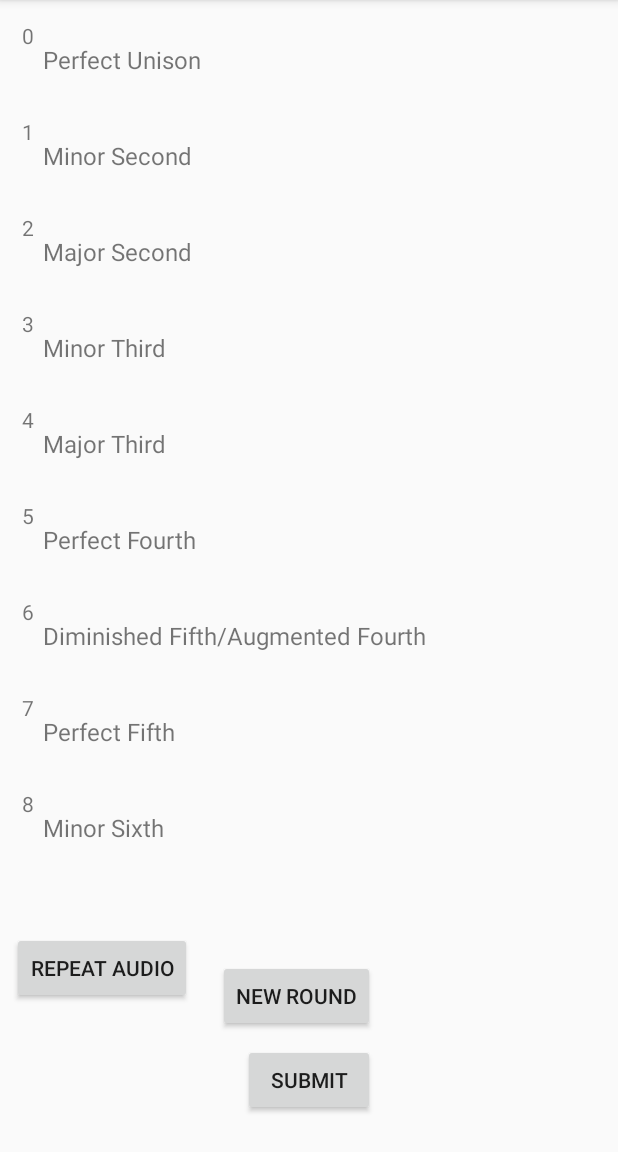
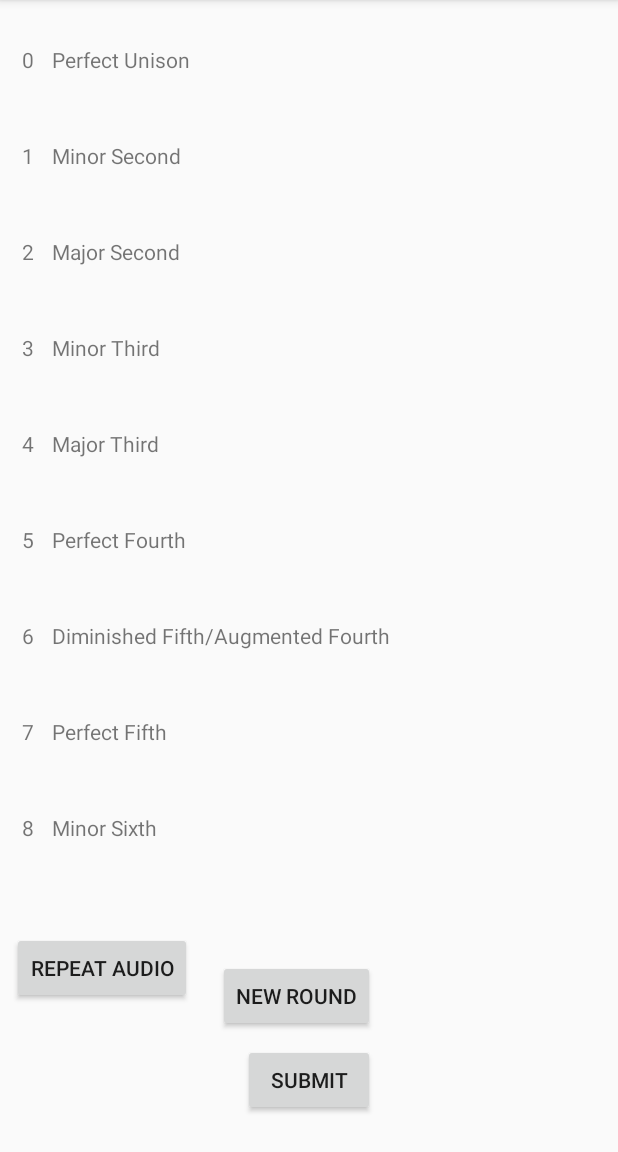
Before and after one commit to lettertea/simple-intervals-of-music, an Android app: the screen it shows after launch (MainActivity), on a phone screen of 412 x 824 dp, the part 84-1236 px from its top. Run offline under Robolectric (Android 15) with nearby library versions, the phone set to English and light mode, and no system bars.

Commit message:
Format spacings

```diff
--- a/src/main/res/layout/row_layout.xml
+++ b/src/main/res/layout/row_layout.xml
@@ -2,27 +2,22 @@
 <RelativeLayout xmlns:android="http://schemas.android.com/apk/res/android"
     android:layout_width="fill_parent"
     android:layout_height="?android:attr/listPreferredItemHeight"
-    android:padding="6dip" >
+    android:padding="6dp">
+
 
     <TextView
         android:id="@+id/text_semitone"
         android:layout_width="wrap_content"
         android:layout_height="fill_parent"
-        android:layout_alignParentBottom="true"
-        android:layout_alignParentTop="true"
-        android:layout_marginEnd="6dip"/>
-
+        android:layout_marginEnd="12dp"
+        android:gravity="center_vertical" />
 
     <TextView
         android:id="@+id/text_interval"
         android:layout_width="fill_parent"
         android:layout_height="fill_parent"
-        android:layout_alignParentEnd="true"
-        android:layout_alignParentTop="true"
-        android:layout_alignWithParentIfMissing="true"
         android:layout_toEndOf="@id/text_semitone"
-        android:gravity="center_vertical"
-        android:textSize="16sp" />
+        android:gravity="center_vertical" />
 
 
 </RelativeLayout>
```
